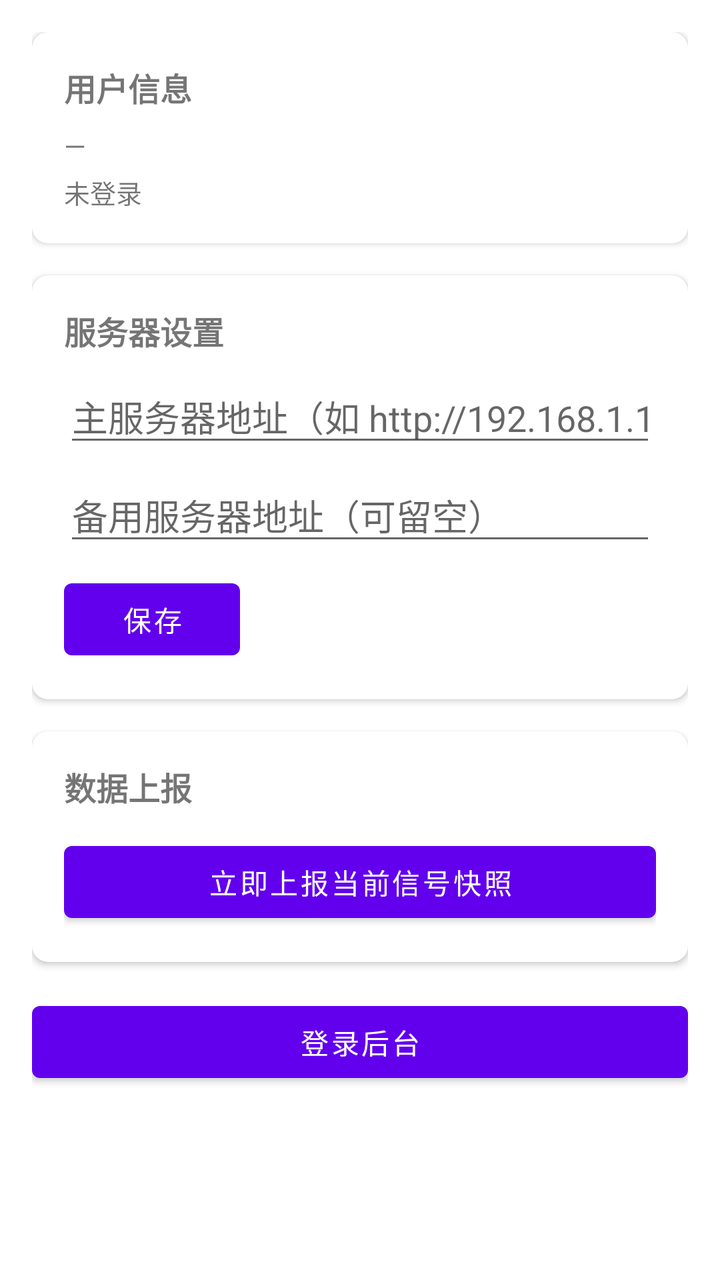
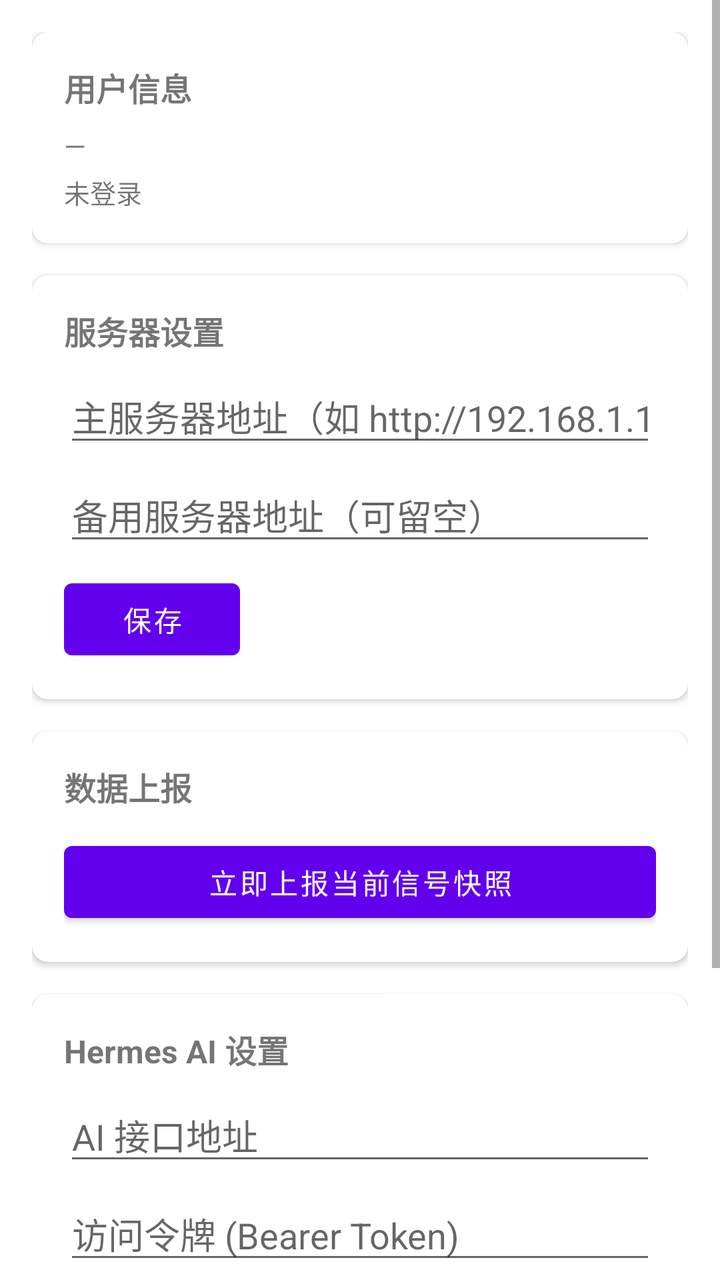

Screens rendered from an Android XML layout before and after an edit, with the pre-edit source and the edit as a unified diff.
<!-- AndroidManifest.xml: application theme Theme.CellSentinelApp -->
<!-- res/layout/fragment_profile.xml -->
<?xml version="1.0" encoding="utf-8"?>
<ScrollView
    xmlns:android="http://schemas.android.com/apk/res/android"
    android:layout_width="match_parent"
    android:layout_height="match_parent"
    android:fillViewport="true">

    <LinearLayout
        android:layout_width="match_parent"
        android:layout_height="wrap_content"
        android:orientation="vertical"
        android:padding="16dp">

        
        <com.google.android.material.card.MaterialCardView
            android:id="@+id/card_user"
            android:layout_width="match_parent"
            android:layout_height="wrap_content"
            android:layout_marginBottom="16dp"
            app:cardCornerRadius="8dp"
            app:cardElevation="2dp"
            xmlns:app="http://schemas.android.com/apk/res-auto">

            <LinearLayout
                android:layout_width="match_parent"
                android:layout_height="wrap_content"
                android:orientation="vertical"
                android:padding="16dp">

                <TextView
                    android:layout_width="wrap_content"
                    android:layout_height="wrap_content"
                    android:text="用户信息"
                    android:textStyle="bold"
                    android:textSize="16sp" />

                <TextView
                    android:id="@+id/tv_nick_name"
                    android:layout_width="wrap_content"
                    android:layout_height="wrap_content"
                    android:text="—"
                    android:textSize="14sp"
                    android:paddingTop="8dp" />

                <TextView
                    android:id="@+id/tv_login_status"
                    android:layout_width="wrap_content"
                    android:layout_height="wrap_content"
                    android:text="未登录"
                    android:textSize="13sp"
                    android:paddingTop="4dp" />

            </LinearLayout>
        </com.google.android.material.card.MaterialCardView>

        
        <com.google.android.material.card.MaterialCardView
            android:layout_width="match_parent"
            android:layout_height="wrap_content"
            android:layout_marginBottom="16dp"
            app:cardCornerRadius="8dp"
            app:cardElevation="2dp"
            xmlns:app="http://schemas.android.com/apk/res-auto">

            <LinearLayout
                android:layout_width="match_parent"
                android:layout_height="wrap_content"
                android:orientation="vertical"
                android:padding="16dp">

                <TextView
                    android:layout_width="wrap_content"
                    android:layout_height="wrap_content"
                    android:text="服务器设置"
                    android:textStyle="bold"
                    android:textSize="16sp" />

                <EditText
                    android:id="@+id/et_server_url"
                    android:layout_width="match_parent"
                    android:layout_height="wrap_content"
                    android:hint="主服务器地址（如 http://192.168.1.1:8080）"
                    android:inputType="textUri"
                    android:maxLines="1"
                    android:layout_marginTop="8dp" />

                <EditText
                    android:id="@+id/et_backup_server_url"
                    android:layout_width="match_parent"
                    android:layout_height="wrap_content"
                    android:hint="备用服务器地址（可留空）"
                    android:inputType="textUri"
                    android:maxLines="1"
                    android:layout_marginTop="6dp" />

                <Button
                    android:id="@+id/btn_save_url"
                    android:layout_width="wrap_content"
                    android:layout_height="wrap_content"
                    android:text="保存"
                    android:textAllCaps="false"
                    android:layout_marginTop="8dp" />

            </LinearLayout>
        </com.google.android.material.card.MaterialCardView>

        
        <com.google.android.material.card.MaterialCardView
            android:layout_width="match_parent"
            android:layout_height="wrap_content"
            android:layout_marginBottom="16dp"
            app:cardCornerRadius="8dp"
            app:cardElevation="2dp"
            xmlns:app="http://schemas.android.com/apk/res-auto">

            <LinearLayout
                android:layout_width="match_parent"
                android:layout_height="wrap_content"
                android:orientation="vertical"
                android:padding="16dp">

                <TextView
                    android:layout_width="wrap_content"
                    android:layout_height="wrap_content"
                    android:text="数据上报"
                    android:textStyle="bold"
                    android:textSize="16sp" />

                <Button
                    android:id="@+id/btn_upload_signal"
                    android:layout_width="match_parent"
                    android:layout_height="wrap_content"
                    android:text="立即上报当前信号快照"
                    android:textAllCaps="false"
                    android:layout_marginTop="12dp" />

            </LinearLayout>
        </com.google.android.material.card.MaterialCardView>

        
        <Button
            android:id="@+id/btn_login"
            android:layout_width="match_parent"
            android:layout_height="wrap_content"
            android:text="登录后台"
            android:textAllCaps="false"
            android:layout_marginBottom="8dp" />

        <Button
            android:id="@+id/btn_logout"
            style="@style/Widget.MaterialComponents.Button.OutlinedButton"
            android:layout_width="match_parent"
            android:layout_height="wrap_content"
            android:text="退出登录"
            android:textAllCaps="false"
            android:visibility="gone" />

    </LinearLayout>
</ScrollView>
<!-- resources referenced by this layout -->
<resources>
  <style name="Theme.CellSentinelApp" parent="Theme.MaterialComponents.DayNight.DarkActionBar">
          
          <item name="colorPrimary">@color/purple_500</item>
          <item name="colorPrimaryVariant">@color/purple_700</item>
          <item name="colorOnPrimary">@color/white</item>
          
          <item name="colorSecondary">@color/teal_200</item>
          <item name="colorSecondaryVariant">@color/teal_700</item>
          <item name="colorOnSecondary">@color/black</item>
          
          <item name="android:statusBarColor">?attr/colorPrimaryVariant</item>
          
      </style>
  <color name="purple_500">#FF6200EE</color>
  <color name="purple_700">#FF3700B3</color>
  <color name="white">#FFFFFFFF</color>
  <color name="teal_200">#FF03DAC5</color>
  <color name="teal_700">#FF018786</color>
  <color name="black">#FF000000</color>
</resources>

<!-- the commit's change to res/layout/fragment_profile.xml (unified diff, before → after) -->
@@ -138,6 +138,66 @@
         </com.google.android.material.card.MaterialCardView>
 
         
+        <com.google.android.material.card.MaterialCardView
+            android:layout_width="match_parent"
+            android:layout_height="wrap_content"
+            android:layout_marginBottom="16dp"
+            app:cardCornerRadius="8dp"
+            app:cardElevation="2dp"
+            xmlns:app="http://schemas.android.com/apk/res-auto">
+
+            <LinearLayout
+                android:layout_width="match_parent"
+                android:layout_height="wrap_content"
+                android:orientation="vertical"
+                android:padding="16dp">
+
+                <TextView
+                    android:layout_width="wrap_content"
+                    android:layout_height="wrap_content"
+                    android:text="Hermes AI 设置"
+                    android:textStyle="bold"
+                    android:textSize="16sp" />
+
+                <EditText
+                    android:id="@+id/et_hermes_url"
+                    android:layout_width="match_parent"
+                    android:layout_height="wrap_content"
+                    android:hint="AI 接口地址"
+                    android:inputType="textUri"
+                    android:maxLines="1"
+                    android:layout_marginTop="8dp" />
+
+                <EditText
+                    android:id="@+id/et_hermes_token"
+                    android:layout_width="match_parent"
+                    android:layout_height="wrap_content"
+                    android:hint="访问令牌 (Bearer Token)"
+                    android:inputType="textPassword"
+                    android:maxLines="1"
+                    android:layout_marginTop="6dp" />
+
+                <EditText
+                    android:id="@+id/et_hermes_model"
+                    android:layout_width="match_parent"
+                    android:layout_height="wrap_content"
+                    android:hint="模型名称（留空自动获取）"
+                    android:inputType="text"
+                    android:maxLines="1"
+                    android:layout_marginTop="6dp" />
+
+                <Button
+                    android:id="@+id/btn_save_hermes"
+                    android:layout_width="wrap_content"
+                    android:layout_height="wrap_content"
+                    android:text="保存AI设置"
+                    android:textAllCaps="false"
+                    android:layout_marginTop="8dp" />
+
+            </LinearLayout>
+        </com.google.android.material.card.MaterialCardView>
+
+        
         <Button
             android:id="@+id/btn_login"
             android:layout_width="match_parent"
